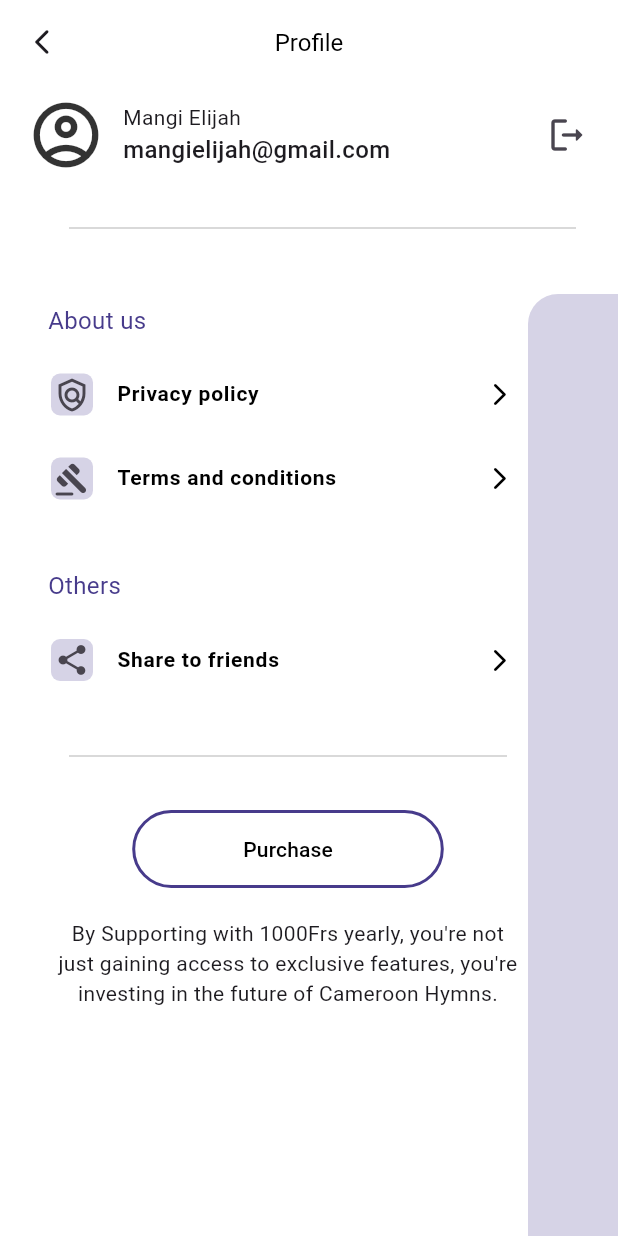
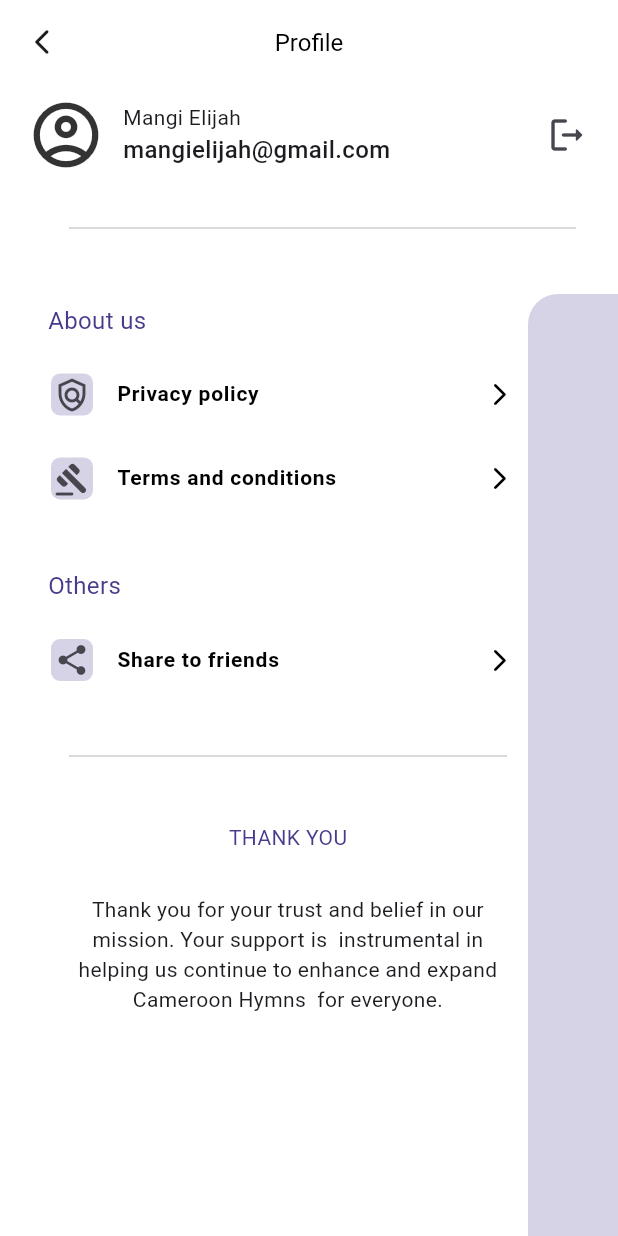
Before and after one commit to Kitendo-Labs/CameroonHymnsApp, a Flutter app: the screen it shows after launch, item 3 of the bottom bar chosen, on a phone screen of 412 x 824 dp. Run offline on Flutter 3.47's test engine with Material 3 defaults, Android fonts, the phone set to English and light mode, and no system bars; our stand-ins replace firebase_core, firebase_remote_config, flutter_dash, flutter_riverpod, freezed_annotation, package_info_plus and 5 more; missing offline and left inert: svg_flutter; accounts and stored records are empty; generated files the repository leaves out were written again.

```diff
--- a/lib/src/profile/views/profile_page.dart
+++ b/lib/src/profile/views/profile_page.dart
@@ -129,12 +129,62 @@ class _ProfilePageState extends ConsumerState<ProfilePage> {
                             ],
                           ),
                           const ProfileDivider(),
-                          Align(
+                          const PurchaseSection(hasPurchased: true),
+                        ],
+                      ),
+                    ),
+                  ],
+                ),
+              ),
+            ),
+            Positioned(
+              top: 140,
+              left: MediaQuery.sizeOf(context).width - 60,
+              child: Container(
+                height: MediaQuery.sizeOf(context).height - 140,
+                width: 60,
+                decoration: BoxDecoration(
+                  color: appColors.secondary,
+                  borderRadius: const BorderRadius.only(
+                    topLeft: Radius.circular(20),
+                  ),
+                ),
+              ),
+            ),
+          ],
+        ),
+      ),
+    );
+  }
+}
+
+class PurchaseSection extends StatelessWidget {
+  const PurchaseSection({
+    super.key,
+    required this.hasPurchased,
+  });
+  final bool hasPurchased;
+
+  @override
+  Widget build(BuildContext context) {
+    final appColors = Theme.of(context).appColors;
+    return Align(
       alignment: Alignment.center,
       child: Column(
         crossAxisAlignment: CrossAxisAlignment.center,
         children: [
-                                TextButton(
+          hasPurchased
+              ? Padding(
+                  padding: const EdgeInsets.symmetric(
+                    vertical: 8.0,
+                    horizontal: 62,
+                  ),
+                  child: Text(
+                    "THANK YOU",
+                    style: TextStyle(color: appColors.accentSecondary),
+                  ),
+                )
+              : TextButton(
                   onPressed: () {},
                   style: ButtonStyle(
                     side: WidgetStateProperty.all(
@@ -162,39 +212,16 @@ class _ProfilePageState extends ConsumerState<ProfilePage> {
                     ),
                   ),
                 ),
-                                const Padding(
-                                  padding: EdgeInsets.all(20),
+          Padding(
+            padding: const EdgeInsets.all(20),
             child: Text(
-                                    "By Supporting with 1000Frs yearly, you're not just gaining access to exclusive features, you're investing in the future of Cameroon Hymns.",
+              hasPurchased
+                  ? "Thank you for your trust and belief in our mission. Your support is  instrumental in helping us continue to enhance and expand Cameroon Hymns  for everyone."
+                  : "By Supporting with 1000Frs yearly, you're not just gaining access to exclusive features, you're investing in the future of Cameroon Hymns.",
               textAlign: TextAlign.center,
             ),
           ),
         ],
-                            ),
-                          )
-                        ],
-                      ),
-                    ),
-                  ],
-                ),
-              ),
-            ),
-            Positioned(
-              top: 140,
-              left: MediaQuery.sizeOf(context).width - 60,
-              child: Container(
-                height: MediaQuery.sizeOf(context).height - 140,
-                width: 60,
-                decoration: BoxDecoration(
-                  color: appColors.secondary,
-                  borderRadius: const BorderRadius.only(
-                    topLeft: Radius.circular(20),
-                  ),
-                ),
-              ),
-            ),
-          ],
-        ),
       ),
     );
   }
```
Lines whose indentation alone changed are shown as unchanged.
